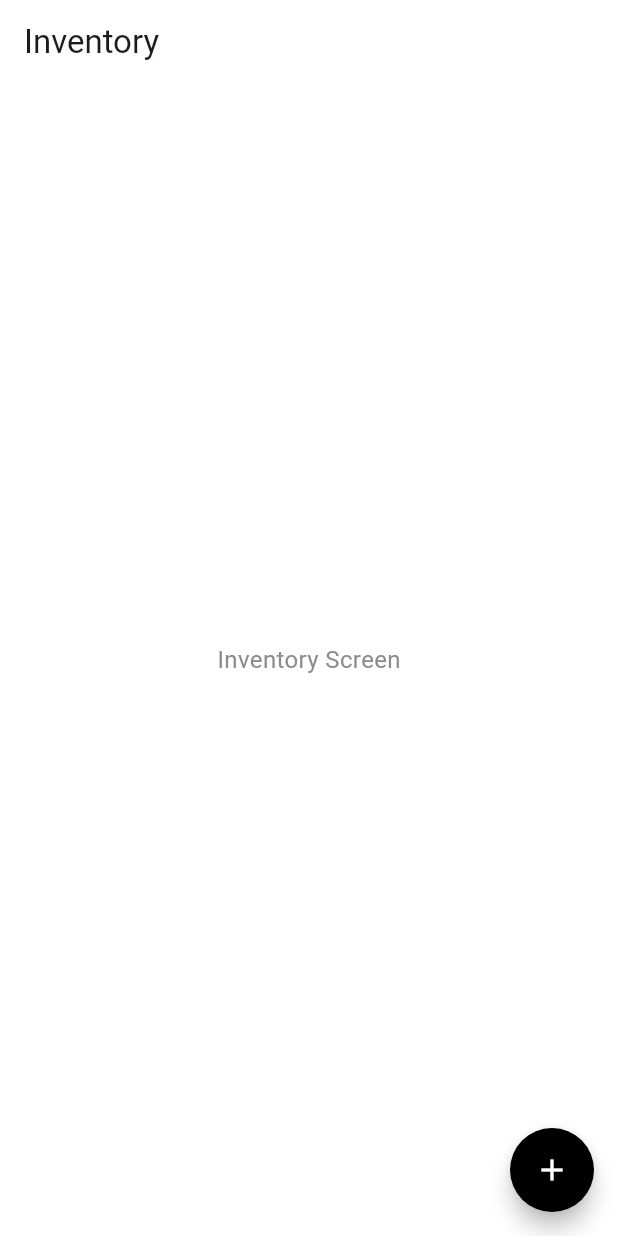
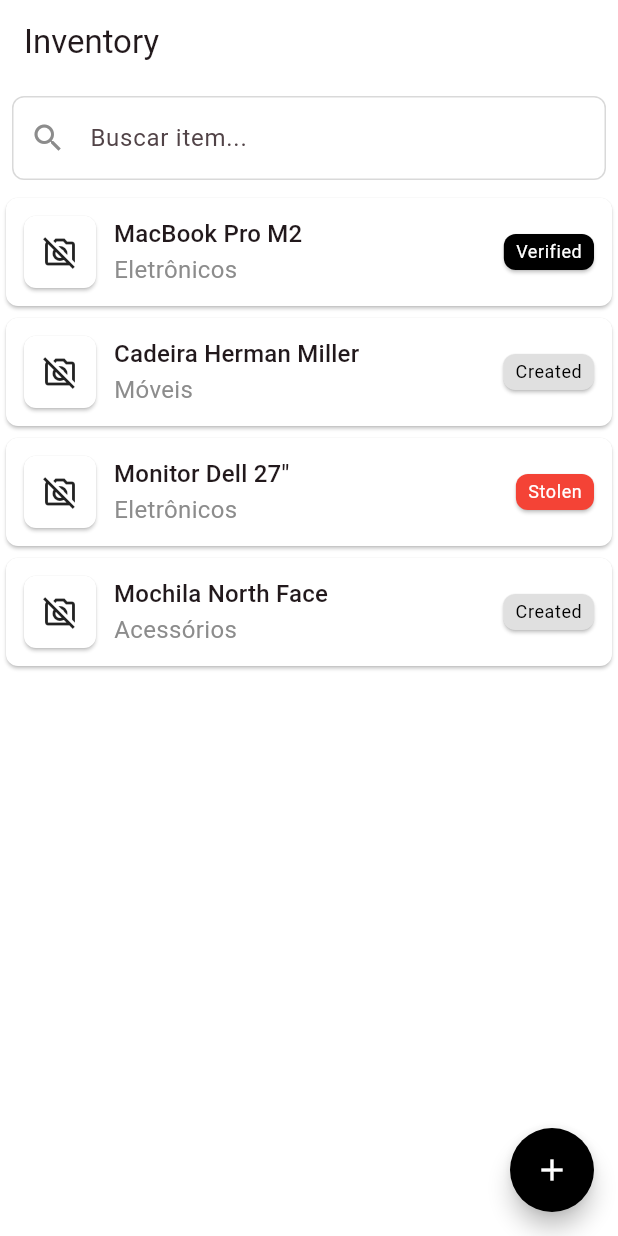
Before and after one commit to SoaresPauloR/BipTag, a Flutter app: the Inventory screen opened by its route, on a phone screen of 412 x 824 dp. Run offline on Flutter 3.47's test engine with Material 3 defaults, Android fonts, the phone set to English and light mode, and no system bars.

Commit message:
[Feat]: Modelo Item e interface de listagem de inventário
Cria a classe de modelo `Item` com suporte a serialização e implementa a visualização de lista dinâmica na tela de inventário. Adiciona os componentes `InventoryList`, `ItemCard` e `StatusCard` (com cores baseadas no status), além de atualizar o tema global de cartões e ajustar o estilo visual do formulário.

```diff
--- /dev/null
+++ b/lib/models/item.dart
@@ -0,0 +1,50 @@
+import 'dart:typed_data';
+
+class Item {
+  final int id;
+  final int userId;
+  final String name;
+  final String description;
+  final String category;
+  final String status;
+  final Uint8List? fiscalNote;
+  final Uint8List? image;
+
+  Item({
+    this.id = 0,
+    this.userId = 0,
+    this.name = '',
+    this.description = '',
+    this.category = '',
+    this.status = 'Created',
+    this.fiscalNote,
+    this.image,
+  });
+
+  // Métodos úteis para serialização (ex: se for usar SQLite local no Flutter com sqflite)
+  Map<String, dynamic> toMap() {
+    return {
+      'id': id,
+      'userId': userId,
+      'name': name,
+      'description': description,
+      'category': category,
+      'status': status,
+      'fiscal_note': fiscalNote,
+      'image': image,
+    };
+  }
+
+  factory Item.fromMap(Map<String, dynamic> map) {
+    return Item(
+      id: map['id']?.toInt() ?? 0,
+      userId: map['userId']?.toInt() ?? 0,
+      name: map['name'] ?? '',
+      description: map['description'] ?? '',
+      category: map['category'] ?? '',
+      status: map['status'] ?? 'Created',
+      fiscalNote: map['fiscal_note'],
+      image: map['image'],
+    );
+  }
+}
--- a/lib/screens/inventory.dart
+++ b/lib/screens/inventory.dart
@@ -1,3 +1,4 @@
+import 'package:biptag/models/item.dart';
 import 'package:flutter/material.dart';
 
 class Inventory extends StatelessWidget {
@@ -10,7 +11,7 @@
         title: const Text('Inventory'),
         automaticallyImplyLeading: false,
       ),
-      body: const Center(child: Text('Inventory Screen')),
+      body: InventoryList(),
       floatingActionButton: FloatingActionButton(
         onPressed: () {
           Navigator.pushNamed(context, '/inventory/create');
@@ -20,3 +21,160 @@
     );
   }
 }
+
+class InventoryList extends StatefulWidget {
+  const InventoryList({super.key});
+
+  @override
+  State<StatefulWidget> createState() {
+    return InventoryListState();
+  }
+}
+
+class InventoryListState extends State<InventoryList> {
+  final List<Item> inventory = [
+    Item(
+      id: 1,
+      userId: 101,
+      name: 'MacBook Pro M2',
+      description: 'Notebook de uso pessoal/trabalho',
+      category: 'Eletrônicos',
+      status: 'Verified',
+      // fiscalNote e image ficam como null por padrão, igual ao Kotlin
+    ),
+    Item(
+      id: 2,
+      userId: 101,
+      name: 'Cadeira Herman Miller',
+      description: 'Cadeira ergonômica do escritório',
+      category: 'Móveis',
+      status: 'Created',
+    ),
+    Item(
+      id: 3,
+      userId: 102,
+      name: 'Monitor Dell 27"',
+      description: 'Monitor secundário 4K',
+      category: 'Eletrônicos',
+      status: 'Stolen',
+    ),
+    Item(
+      id: 4,
+      userId: 105,
+      name: 'Mochila North Face',
+      description: 'Mochila de viagem preta',
+      category: 'Acessórios',
+      status: 'Created',
+    ),
+  ];
+
+  @override
+  Widget build(BuildContext context) {
+    return Column(
+      children: [
+        Padding(
+          padding: const EdgeInsets.all(8.0),
+          child: TextField(
+            decoration: InputDecoration(
+              hintText: 'Buscar item...',
+              prefixIcon: Icon(Icons.search),
+            ),
+          ),
+        ),
+        Expanded(
+          child: ListView.builder(
+            itemCount: inventory.length,
+            itemBuilder: (context, index) {
+              final item = inventory[index];
+              return ItemCard(item);
+            },
+          ),
+        ),
+      ],
+    );
+  }
+}
+
+class ItemCard extends StatelessWidget {
+  final Item item;
+
+  const ItemCard(this.item, {super.key});
+
+  @override
+  Widget build(BuildContext context) {
+    return Card(
+      child: Container(
+        padding: EdgeInsets.all(8),
+        child: Row(
+          children: [
+            Card(
+              child: SizedBox(
+                width: 48,
+                height: 48,
+                child: Icon(Icons.no_photography_outlined),
+              ),
+            ),
+            const SizedBox(width: 8),
+            Expanded(
+              child: Row(
+                mainAxisAlignment: MainAxisAlignment.spaceBetween,
+                children: [
+                  Column(
+                    crossAxisAlignment: CrossAxisAlignment.start,
+                    children: [
+                      Text(
+                        item.name,
+                        style: Theme.of(context).textTheme.titleMedium,
+                      ),
+                      Text(item.category),
+                    ],
+                  ),
+                  StatusCard(status: item.status),
+                ],
+              ),
+            ),
+          ],
+        ),
+      ),
+    );
+  }
+}
+
+class StatusCard extends StatelessWidget {
+  const StatusCard({
+    super.key,
+    required this.status,
+  });
+
+  final String status;
+
+  Color? get _color =>
+      {
+        'Verified': Colors.black,
+        'Stolen': Colors.red,
+      }[status] ??
+      Colors.grey[300];
+
+  Color get _textColor =>
+      {
+        'Verified': Colors.white,
+        'Stolen': Colors.white,
+      }[status] ??
+      Colors.black;
+
+  @override
+  Widget build(BuildContext context) {
+    return Card(
+      color: _color,
+      child: Padding(
+        padding: const EdgeInsets.symmetric(horizontal: 8.0, vertical: 4.0),
+        child: Text(
+          status,
+          style: Theme.of(context).textTheme.bodySmall?.copyWith(
+            color: _textColor,
+          ),
+        ),
+      ),
+    );
+  }
+}
--- a/lib/screens/inventory_form.dart
+++ b/lib/screens/inventory_form.dart
@@ -35,6 +35,7 @@
                 crossAxisAlignment: CrossAxisAlignment.stretch,
                 children: [
                   Card(
+                    color: Colors.grey[300],
                     child: Padding(
                       padding: const EdgeInsets.all(64.0),
                       child: Column(
--- a/lib/theme/app_theme.dart
+++ b/lib/theme/app_theme.dart
@@ -6,7 +6,6 @@
   static const Color _surfaceWhite = Colors.white;
   static const Color _borderColor = Color(0xFFD9D9D9);
   static const Color _secondaryColor = Color(0xFF8C8C8C);
-  static const Color _lightGrayColor = Color(0xFFD9D9D9);
 
   // Tema Claro
   static ThemeData get lightTheme {
@@ -92,7 +91,7 @@
   );
 
   static final _cardThemeData = CardThemeData(
-    color: _lightGrayColor,
+    color: _surfaceWhite,
     shape: RoundedRectangleBorder(borderRadius: BorderRadius.circular(8)),
   );
 }
```
